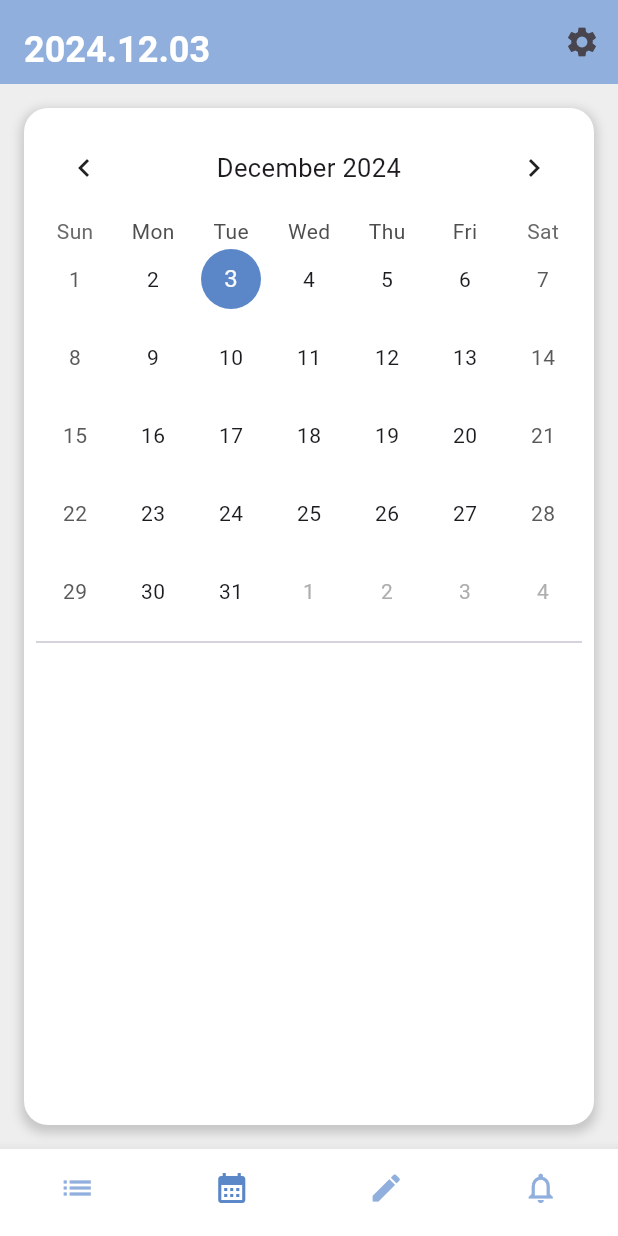
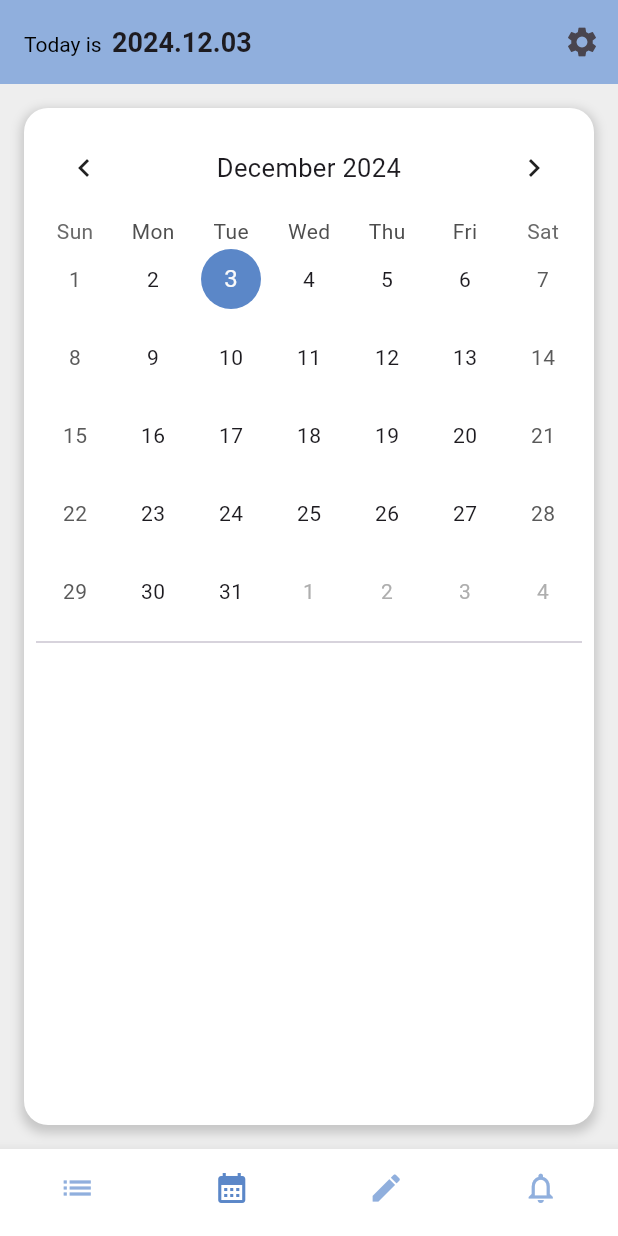
Before and after one commit to Mirum-List/Mirum-List, a Flutter app: the screen it shows once a user with an empty profile is signed in, item 2 of the bottom bar chosen, on a phone screen of 412 x 824 dp. Run offline on Flutter 3.47's test engine with Material 3 defaults, Android fonts, the light colour scheme and no system bars; drawn by our look-alikes of table_calendar; our stand-ins replace cloud_firestore, firebase_auth, firebase_core; accounts and stored records are empty.

Commit message:
AppBar font 수정

```diff
--- a/lib/home/main_screen.dart
+++ b/lib/home/main_screen.dart
@@ -29,7 +29,7 @@ class _MainScreenState extends State<MainScreen> {
   Widget _getCurrentPage() {
     switch (_selectedIndex) {
       case 0:
-        return ListViewScreen();
+        return  ListViewScreen();
       case 1:
         return const CalendarScreen();
       case 2:
@@ -41,18 +41,31 @@ class _MainScreenState extends State<MainScreen> {
     }
   }
 
-  String _getAppBarTitle() {
+  Widget _getAppBarTitle() {
     switch (_selectedIndex) {
       case 0:
-        return '리스트 보기';
+        return const Text('리스트 보기');
       case 1:
-        return DateFormat('yyyy.MM.dd').format(DateTime.now());
+        return Text.rich(
+          TextSpan(
+            children: [
+              TextSpan(
+                text: 'Today is  ',
+                style: const TextStyle(fontSize: 14.0, color: Colors.black),
+              ),
+              TextSpan(
+                text: DateFormat('yyyy.MM.dd').format(DateTime.now()),
+                style: const TextStyle(fontSize: 18.0, fontWeight: FontWeight.bold),
+              ),
+            ],
+          ),
+        );
       case 2:
-        return '리스트 편집';
+        return const Text('리스트 편집');
       case 3:
-        return '로그';
+        return const Text('로그');
       default:
-        return '';
+        return const Text('');
     }
   }
 
@@ -64,22 +77,15 @@ class _MainScreenState extends State<MainScreen> {
   Widget build(BuildContext context) {
     return Scaffold(
       appBar: AppBar(
-        title: Padding(
-          padding: const EdgeInsets.only(top: 10.0), // 텍스트를 아래로 내림
-          child: Text(
-            _getAppBarTitle(),
-            style: const TextStyle(
-                fontWeight: FontWeight.bold, fontSize: 24, color: whiteColor),
-          ),
-        ),
+        title: _getAppBarTitle(),
         backgroundColor: mainColor,
         actions: [
           IconButton(
             icon: const Icon(Icons.settings),
             onPressed: () {
               Navigator.push(
-                  context,
-                  MaterialPageRoute(
+                context,
+                MaterialPageRoute(
                   builder: (context) => const SettingsScreen(),
                 ),
               );
@@ -106,7 +112,7 @@ class _MainScreenState extends State<MainScreen> {
           ),
           BottomNavigationBarItem(
             icon: Icon(Icons.notifications_none),
-            label: "로그",
+            label: '로그',
           ),
         ],
         currentIndex: _selectedIndex,
```
